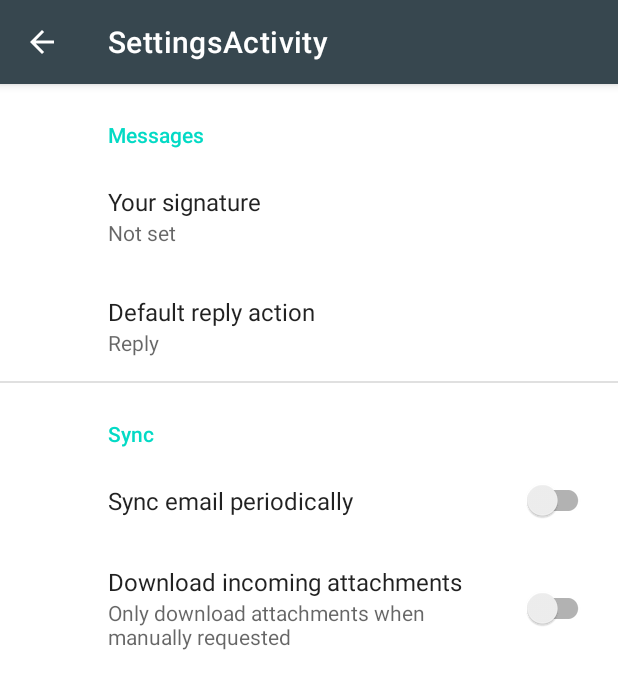
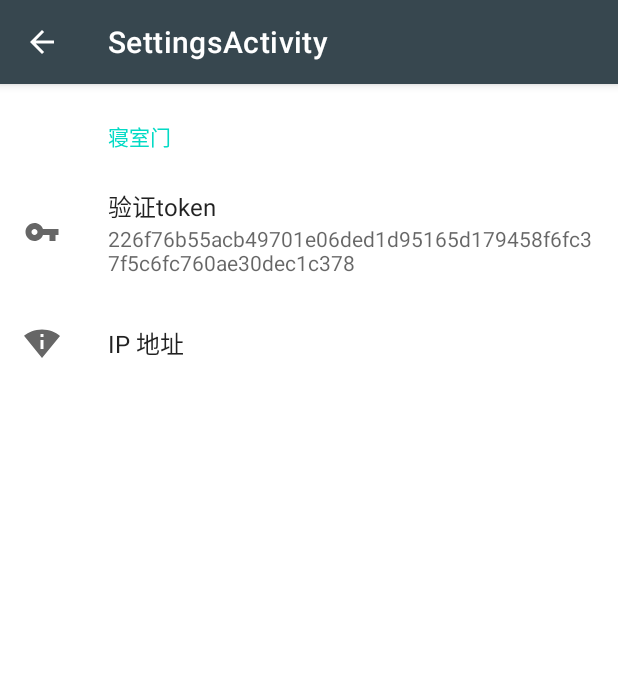
Before and after one commit to NekoRectifier/InteliManager, an Android app: the SettingsActivity screen opened directly, with no data from a screen before it, on a phone screen of 412 x 824 dp. Shown: the top 689 px of the screen. Run offline under Robolectric (Android 15) with nearby library versions, the phone set to English and light mode, and no system bars; our stand-ins replace androidx.preference.

Commit message:
采用了新的网络库(而且大概率不会再改变了) 写了一部分网络相关代码
晚一点再把webview获取cookie的部分写上就行

```diff
--- a/app/build.gradle
+++ b/app/build.gradle
@@ -40,8 +40,8 @@ dependencies {
     implementation 'androidx.constraintlayout:constraintlayout:2.1.3'
     implementation 'androidx.navigation:navigation-fragment:2.4.1'
     implementation 'androidx.navigation:navigation-ui:2.4.1'
-    implementation 'com.android.volley:volley:1.2.1'
-    implementation 'androidx.preference:preference:1.1.1'
+    implementation 'com.amitshekhar.android:android-networking:1.0.2'
+    implementation 'androidx.preference:preference:1.2.0'
     testImplementation 'junit:junit:4.13.2'
     androidTestImplementation 'androidx.test.ext:junit:1.1.3'
     androidTestImplementation 'androidx.test.espresso:espresso-core:3.4.0'
--- /dev/null
+++ b/app/src/main/res/drawable/ic_baseline_perm_scan_wifi_24.xml
@@ -0,0 +1,10 @@
+<vector xmlns:android="http://schemas.android.com/apk/res/android"
+    android:width="24dp"
+    android:height="24dp"
+    android:viewportWidth="24"
+    android:viewportHeight="24"
+    android:tint="?attr/colorControlNormal">
+  <path
+      android:fillColor="@android:color/white"
+      android:pathData="M12,3C6.95,3 3.15,4.85 0,7.23L12,22 24,7.25C20.85,4.87 17.05,3 12,3zM13,16h-2v-6h2v6zM11,8L11,6h2v2h-2z"/>
+</vector>
--- /dev/null
+++ b/app/src/main/res/drawable/ic_baseline_vpn_key_24.xml
@@ -0,0 +1,10 @@
+<vector xmlns:android="http://schemas.android.com/apk/res/android"
+    android:width="24dp"
+    android:height="24dp"
+    android:viewportWidth="24"
+    android:viewportHeight="24"
+    android:tint="?attr/colorControlNormal">
+  <path
+      android:fillColor="@android:color/white"
+      android:pathData="M12.65,10C11.83,7.67 9.61,6 7,6c-3.31,0 -6,2.69 -6,6s2.69,6 6,6c2.61,0 4.83,-1.67 5.65,-4H17v4h4v-4h2v-4H12.65zM7,14c-1.1,0 -2,-0.9 -2,-2s0.9,-2 2,-2 2,0.9 2,2 -0.9,2 -2,2z"/>
+</vector>
--- a/app/src/main/res/xml/root_preferences.xml
+++ b/app/src/main/res/xml/root_preferences.xml
@@ -1,35 +1,22 @@
-<PreferenceScreen xmlns:app="http://schemas.android.com/apk/res-auto">
+<PreferenceScreen xmlns:android="http://schemas.android.com/apk/res/android"
+    xmlns:app="http://schemas.android.com/apk/res-auto">
 
-    <PreferenceCategory app:title="@string/messages_header">
-
+    <PreferenceCategory app:title="寝室门">
         <EditTextPreference
-            app:key="signature"
-            app:title="@string/signature_title"
+            android:defaultValue="226f76b55acb49701e06ded1d95165d179458f6fc37f5c6fc760ae30dec1c378"
+            android:icon="@drawable/ic_baseline_vpn_key_24"
+            android:key="token"
+            android:selectAllOnFocus="true"
+            android:singleLine="false"
+            android:title="验证token"
             app:useSimpleSummaryProvider="true" />
-
-        <ListPreference
-            app:defaultValue="reply"
-            app:entries="@array/reply_entries"
-            app:entryValues="@array/reply_values"
-            app:key="reply"
-            app:title="@string/reply_title"
-            app:useSimpleSummaryProvider="true" />
-
-    </PreferenceCategory>
-
-    <PreferenceCategory app:title="@string/sync_header">
-
-        <SwitchPreferenceCompat
-            app:key="sync"
-            app:title="@string/sync_title" />
-
-        <SwitchPreferenceCompat
-            app:dependency="sync"
-            app:key="attachment"
-            app:summaryOff="@string/attachment_summary_off"
-            app:summaryOn="@string/attachment_summary_on"
-            app:title="@string/attachment_title" />
-
+        <EditTextPreference
+            android:defaultValue="http://192.168.2.243"
+            android:icon="@drawable/ic_baseline_perm_scan_wifi_24"
+            android:key="MCU_IP"
+            android:selectAllOnFocus="true"
+            android:singleLine="true"
+            android:title="IP 地址" />
     </PreferenceCategory>
 
 </PreferenceScreen>
--- a/settings.gradle
+++ b/settings.gradle
@@ -3,12 +3,15 @@ pluginManagement {
         gradlePluginPortal()
         google()
         mavenCentral()
+        jcenter()
+        maven { url 'https://jitpack.io' }
     }
 }
 dependencyResolutionManagement {
     repositoriesMode.set(RepositoriesMode.FAIL_ON_PROJECT_REPOS)
     repositories {
         google()
+        jcenter()
         mavenCentral()
         maven { url 'https://jitpack.io' }
     }
```
Also changed, not shown: app/src/main/java/site/nekorectifier/intelimanager/MainActivity.java (+82 -26 lines).
